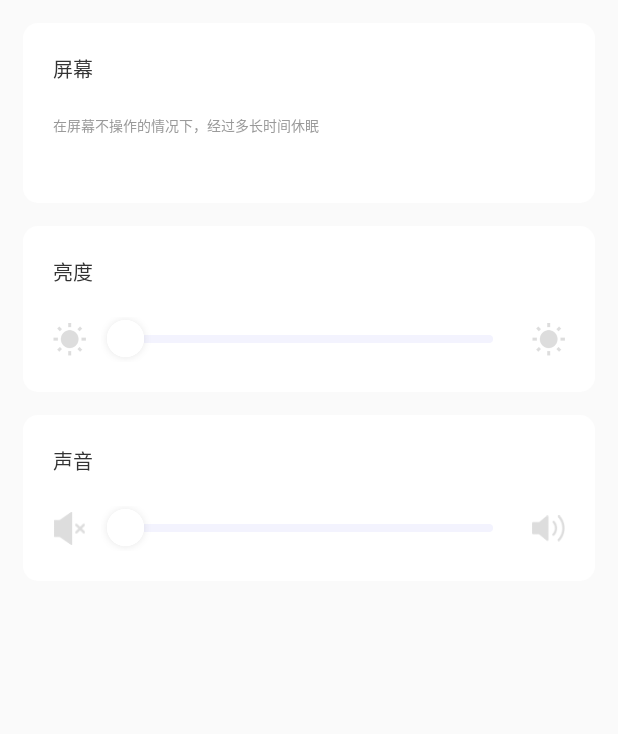
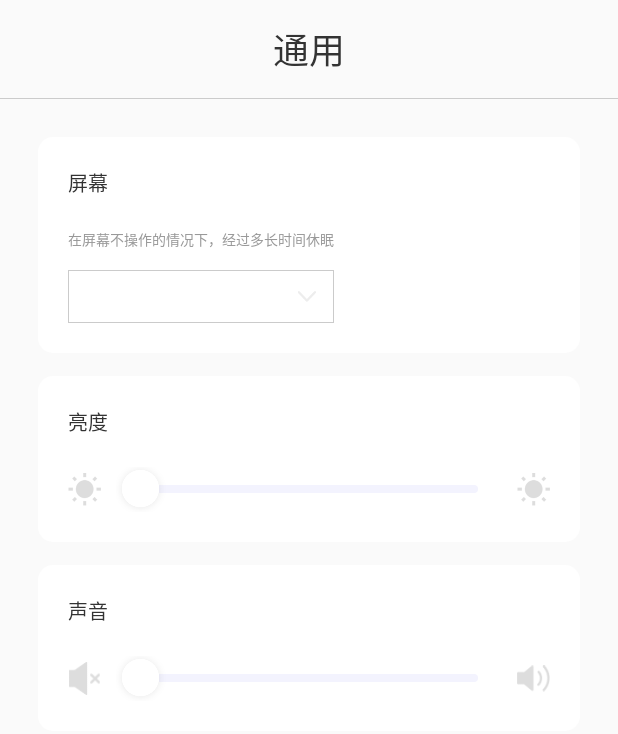
Before and after one commit to wangjiangpeng/explosionproof, an Android app: the layout settings_common.xml on its own in the app's theme, with its tools: preview values and no code run, on a phone screen of 412 x 824 dp. Shown: the top 734 px of the screen. Run offline under Robolectric (Android 15) with nearby library versions, the phone set to English and light mode, and no system bars.

Commit message:
add settings common view; add system_sign.jks

```diff
--- a/app/src/main/AndroidManifest.xml
+++ b/app/src/main/AndroidManifest.xml
@@ -1,6 +1,7 @@
 <?xml version="1.0" encoding="utf-8"?>
 <manifest xmlns:android="http://schemas.android.com/apk/res/android"
-    package="com.lanhu.explosion">
+    package="com.lanhu.explosion"
+    android:sharedUserId="android.uid.system">
 
     <uses-permission android:name="android.permission.CAMERA" />
     <uses-permission android:name="android.permission.RECORD_AUDIO" />
@@ -9,6 +10,7 @@
     <uses-permission android:name="android.permission.WRITE_EXTERNAL_STORAGE" />
     <uses-permission android:name="android.permission.READ_EXTERNAL_STORAGE"/>
     <uses-permission android:name="android.permission.MANAGE_EXTERNAL_STORAGE" />
+    <uses-permission android:name="android.permission.WRITE_SETTINGS" />
 
     <application
         android:allowBackup="true"
--- a/app/src/main/java/com/lanhu/explosion/ExplosionActivity.java
+++ b/app/src/main/java/com/lanhu/explosion/ExplosionActivity.java
@@ -5,6 +5,8 @@ import android.app.Activity;
 import android.content.pm.PackageManager;
 import android.os.Build;
 import android.os.Bundle;
+import android.provider.Settings;
+import android.util.Log;
 import android.widget.FrameLayout;
 
 import com.lanhu.explosion.view.HomeFullView;
--- a/app/src/main/java/com/lanhu/explosion/SettingsActivity.java
+++ b/app/src/main/java/com/lanhu/explosion/SettingsActivity.java
@@ -5,6 +5,7 @@ import android.os.Bundle;
 import android.view.View;
 import android.view.ViewGroup;
 
+import com.lanhu.explosion.view.CommonView;
 import com.lanhu.explosion.view.GasView;
 import com.lanhu.explosion.view.PictureView;
 import com.lanhu.explosion.view.RecordView;
@@ -38,6 +39,10 @@ public class SettingsActivity extends Activity {
             replaceConnectView(new GasView(SettingsActivity.this));
         });
 
+        findViewById(R.id.settings_common).setOnClickListener(v -> {
+            replaceConnectView(new CommonView(SettingsActivity.this));
+        });
+
         replaceConnectView(new PictureView(SettingsActivity.this));
     }
 
--- a/app/src/main/java/com/lanhu/explosion/task/impl/InitDataTask.java
+++ b/app/src/main/java/com/lanhu/explosion/task/impl/InitDataTask.java
@@ -1,4 +1,6 @@
 package com.lanhu.explosion.task.impl;
+
+import android.util.Log;
 
 import com.lanhu.explosion.bean.GasItem;
 import com.lanhu.explosion.bean.GasStandardItem;
--- a/app/src/main/java/com/lanhu/explosion/view/HomeView.java
+++ b/app/src/main/java/com/lanhu/explosion/view/HomeView.java
@@ -4,6 +4,7 @@ import android.annotation.SuppressLint;
 import android.content.Context;
 import android.content.Intent;
 import android.util.AttributeSet;
+import android.util.Log;
 import android.view.LayoutInflater;
 import android.view.TextureView;
 import android.view.View;
@@ -195,7 +196,7 @@ public class HomeView extends LinearLayout implements TaskCallback {
 
         @Override
         public int getItemCount() {
-            return 4;
+            return GasItem.mList.size();
         }
     }
 
--- /dev/null
+++ b/app/src/main/res/drawable/border_gray.xml
@@ -0,0 +1,6 @@
+<?xml version="1.0" encoding="utf-8"?>
+<shape xmlns:android="http://schemas.android.com/apk/res/android">
+    <stroke
+        android:width="1px"
+        android:color="@color/line" />
+</shape>
--- a/app/src/main/res/layout/settings_common.xml
+++ b/app/src/main/res/layout/settings_common.xml
@@ -2,19 +2,47 @@
 <LinearLayout xmlns:android="http://schemas.android.com/apk/res/android"
     android:layout_width="match_parent"
     android:layout_height="match_parent"
-    android:orientation="vertical">
+    android:orientation="vertical"
+    android:weightSum="100">
+
+    <RelativeLayout
+        android:layout_width="match_parent"
+        android:layout_height="0dp"
+        android:layout_weight="8">
+
+        <TextView
+            android:layout_width="match_parent"
+            android:layout_height="match_parent"
+            android:gravity="center"
+            android:text="@string/settings_common"
+            android:textColor="#333333"
+            android:textSize="24sp" />
+
+    </RelativeLayout>
+
+    <View
+        android:layout_width="match_parent"
+        android:layout_height="1px"
+        android:background="@color/line" />
 
     <LinearLayout
+        android:layout_width="match_parent"
+        android:layout_height="0dp"
+        android:layout_weight="92"
+        android:orientation="vertical"
+        android:padding="10dp">
+
+        <RelativeLayout
             android:layout_width="match_parent"
             android:layout_height="wrap_content"
             android:layout_marginLeft="15dp"
             android:layout_marginTop="15dp"
             android:layout_marginRight="15dp"
             android:background="@drawable/round"
-        android:orientation="vertical"
             android:padding="20dp">
 
             <TextView
+                android:id="@+id/settings_common_screen_title"
                 android:layout_width="wrap_content"
                 android:layout_height="wrap_content"
                 android:text="@string/settings_common_screen"
@@ -22,8 +50,10 @@
                 android:textSize="13sp" />
 
             <TextView
+                android:id="@+id/settings_common_screen_hint"
                 android:layout_width="wrap_content"
                 android:layout_height="wrap_content"
+                android:layout_below="@+id/settings_common_screen_title"
                 android:layout_marginTop="20dp"
                 android:text="@string/settings_common_screen_hint"
                 android:textColor="#999999"
@@ -33,11 +63,25 @@
                 android:id="@+id/settings_common_screen_current"
                 android:layout_width="wrap_content"
                 android:layout_height="wrap_content"
+                android:layout_below="@+id/settings_common_screen_hint"
+                android:layout_alignLeft="@+id/settings_common_screen_hint"
+                android:layout_alignRight="@+id/settings_common_screen_hint"
                 android:layout_marginTop="13dp"
+                android:padding="12dp"
+                android:background="@drawable/border_gray"
                 android:textColor="#999999"
                 android:textSize="8sp" />
 
-    </LinearLayout>
+            <ImageView
+                android:layout_alignTop="@+id/settings_common_screen_current"
+                android:layout_alignBottom="@+id/settings_common_screen_current"
+                android:layout_alignRight="@+id/settings_common_screen_current"
+                android:layout_marginRight="12dp"
+                android:src="@mipmap/pull_down"
+                android:layout_width="wrap_content"
+                android:layout_height="wrap_content"/>
+
+        </RelativeLayout>
 
         <LinearLayout
             android:layout_width="match_parent"
@@ -140,5 +184,6 @@
             </LinearLayout>
 
         </LinearLayout>
+    </LinearLayout>
 
 </LinearLayout>
--- a/app/src/main/res/values/strings.xml
+++ b/app/src/main/res/values/strings.xml
@@ -1,6 +1,7 @@
 <resources>
     <string name="app_name">鹰之眼</string>
 
+    <string name="cancel">取消</string>
 
     <string name="explosion_normal">正常</string>
     <string name="explosion_mem">剩余内存%s</string>
@@ -59,6 +60,7 @@
     <string name="settings_common_screen_hint">在屏幕不操作的情况下，经过多长时间休眠</string>
     <string name="settings_common_light">亮度</string>
     <string name="settings_common_music">声音</string>
+    <string name="settings_common_sleep">休眠</string>
 
     <string name="toast_record_finish">录像完成</string>
     <string name="toast_record_err">录像失败,请稍后再试</string>
```
Also changed, not shown: app/build.gradle (+15 -0 lines), app/src/main/java/com/lanhu/explosion/view/CommonView.java (added, +192 -0 lines), app/src/main/res/values/arrays.xml (added, +34 -0 lines), 2 other files. Lines whose indentation alone changed are shown as unchanged.
